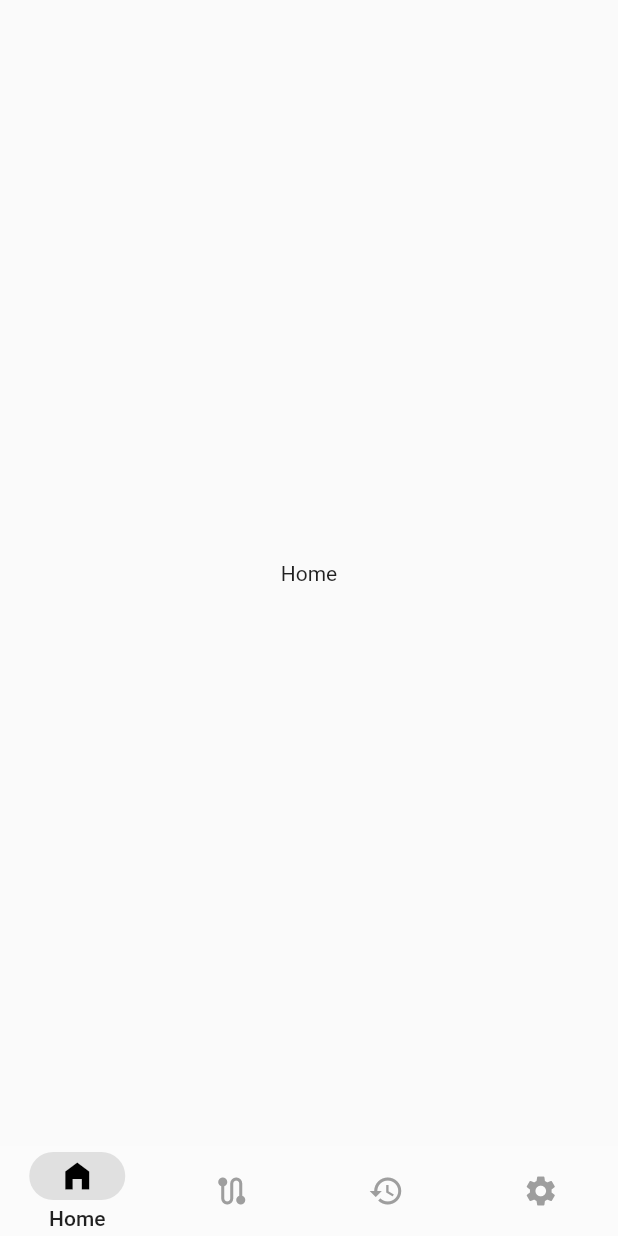
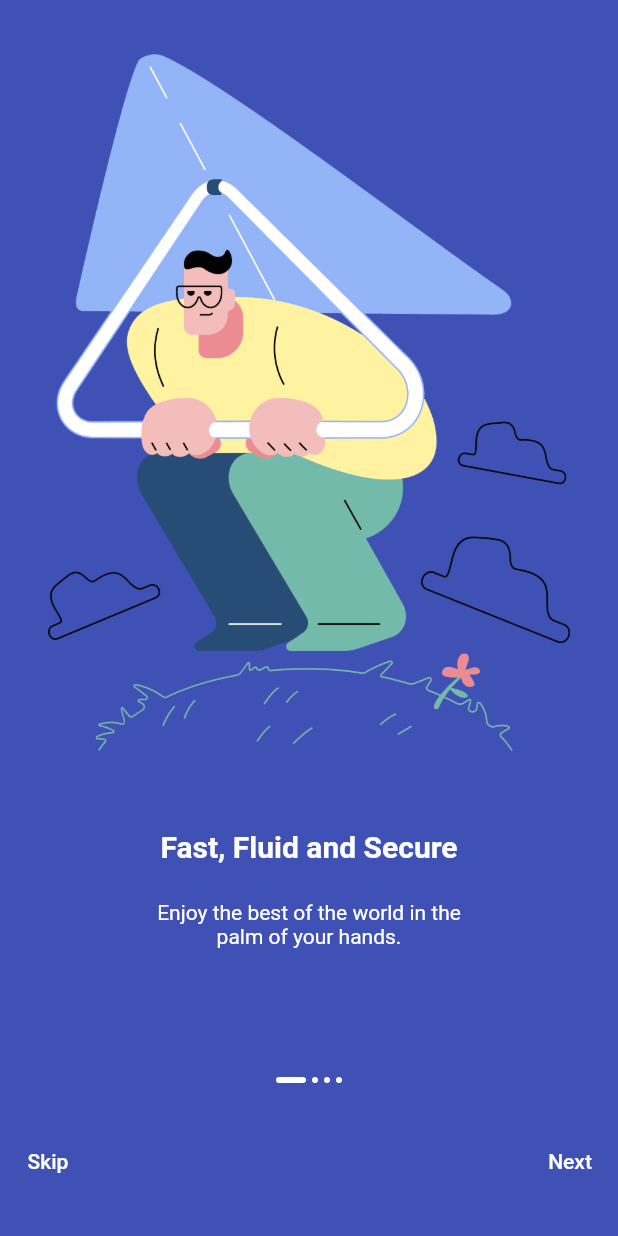
Before and after one commit to aait-dream-team/mobile, a Flutter app: the screen it shows after launch, on a phone screen of 412 x 824 dp. Run offline on Flutter 3.47's test engine with Material 2 defaults, Android fonts, the phone set to English and light mode, and no system bars; our stand-ins replace bloc, flutter_bloc, shared_preferences, shimmer, sliver_tools, sqflite; accounts and stored records are empty.

Commit message:
feat: OnBoarding Screen

```diff
--- a/lib/core/utils/colors.dart
+++ b/lib/core/utils/colors.dart
@@ -11,4 +11,5 @@ class AppColors {
   static Color whiteAccent = const Color.fromARGB(255, 225, 222, 222);
   static Color greyAccent = const Color.fromARGB(255, 182, 180, 180);
   static Color greenAccent = const Color.fromARGB(139, 63, 131, 65);
+  static Color blue = Colors.blue;
 }
--- a/lib/features/home/presentation/home_page.dart
+++ b/lib/features/home/presentation/home_page.dart
@@ -22,11 +22,6 @@ class _HomePageState extends State<HomePage> {
         "Home",
       ),
     ),
-    // const Center(
-    //   child: Text(
-    //     "Routes",
-    //   ),
-    // ),
     // TODO(Biruk): Remove Search Results from the bottom nav bar.
     SearchResults(),
     RouteHistory(),
--- /dev/null
+++ b/lib/features/onBoarding/model/onBoardingModel.dart
@@ -0,0 +1,17 @@
+import 'package:bus_navigation/core/utils/utils.dart';
+import 'package:flutter/material.dart';
+
+class OnboardingModel {
+  final String title;
+  final String description;
+  final String image;
+  final Color bgColor;
+  final Color textColor;
+
+  OnboardingModel(
+      {required this.title,
+      required this.description,
+      required this.image,
+      this.bgColor = Colors.blue,
+      this.textColor = Colors.white});
+}
--- /dev/null
+++ b/lib/features/onBoarding/presentation/screens/onBoarding_page.dart
@@ -0,0 +1,56 @@
+import 'package:bus_navigation/features/onBoarding/presentation/widgets/onBoarding_widget.dart';
+import 'package:flutter/material.dart';
+import 'package:shared_preferences/shared_preferences.dart';
+
+import '../../model/onBoardingModel.dart';
+
+class OnBoardingPage extends StatefulWidget {
+  static const String route = "/onBoardingPage";
+  const OnBoardingPage({super.key});
+
+  @override
+  State<OnBoardingPage> createState() => _OnBoardingPageState();
+}
+
+class _OnBoardingPageState extends State<OnBoardingPage> {
+  @override
+  // void initState() async {
+  //   super.initState();
+  //   // initialize the counter to a saved value, if available
+  //   // SharedPreferences prefs = await SharedPreferences.getInstance();
+  //   // prefs.setInt('initScreen', 1);
+  // }
+
+  @override
+  Widget build(BuildContext context) {
+    return OnBoardingWidget(
+      pages: [
+        OnboardingModel(
+          title: 'Fast, Fluid and Secure',
+          description: 'Enjoy the best of the world in the palm of your hands.',
+          image: 'assets/onBoarding/image0.png',
+          bgColor: Colors.indigo,
+        ),
+        OnboardingModel(
+          title: 'Connect with your friends.',
+          description: 'Connect with your friends anytime anywhere.',
+          image: 'assets/onBoarding/image1.png',
+          bgColor: const Color(0xff1eb090),
+        ),
+        OnboardingModel(
+          title: 'Bookmark your favourites',
+          description:
+              'Bookmark your favourite quotes to read at a leisure time.',
+          image: 'assets/onBoarding/image2.png',
+          bgColor: const Color(0xfffeae4f),
+        ),
+        OnboardingModel(
+          title: 'Follow creators',
+          description: 'Follow your favourite creators to stay in the loop.',
+          image: 'assets/onBoarding/image3.png',
+          bgColor: Colors.purple,
+        ),
+      ],
+    );
+  }
+}
--- /dev/null
+++ b/lib/features/onBoarding/presentation/widgets/onBoarding_widget.dart
@@ -0,0 +1,154 @@
+import 'package:bus_navigation/core/utils/colors.dart';
+import 'package:bus_navigation/features/home/presentation/home_page.dart';
+import 'package:flutter/material.dart';
+
+import '../../model/onBoardingModel.dart';
+
+class OnBoardingWidget extends StatefulWidget {
+  final List<OnboardingModel> pages;
+
+  const OnBoardingWidget({Key? key, required this.pages}) : super(key: key);
+
+  @override
+  _OnBoardingWidgetState createState() => _OnBoardingWidgetState();
+}
+
+class _OnBoardingWidgetState extends State<OnBoardingWidget> {
+  // Store the currently visible page
+  int _currentPage = 0;
+  // Define a controller for the pageview
+  final PageController _pageController = PageController(initialPage: 0);
+
+  @override
+  Widget build(BuildContext context) {
+    return Scaffold(
+      body: AnimatedContainer(
+        duration: const Duration(milliseconds: 250),
+        color: widget.pages[_currentPage].bgColor,
+        child: SafeArea(
+          child: Column(
+            children: [
+              Expanded(
+                // Pageview to render each page
+                child: PageView.builder(
+                  controller: _pageController,
+                  itemCount: widget.pages.length,
+                  onPageChanged: (idx) {
+                    // Change current page when pageview changes
+                    setState(() {
+                      _currentPage = idx;
+                    });
+                  },
+                  itemBuilder: (context, idx) {
+                    final _item = widget.pages[idx];
+                    return Column(
+                      children: [
+                        Expanded(
+                          flex: 3,
+                          child: Padding(
+                            padding: const EdgeInsets.all(32.0),
+                            child: Image.asset(
+                              _item.image,
+                            ),
+                          ),
+                        ),
+                        Expanded(
+                            flex: 1,
+                            child: Column(children: [
+                              Padding(
+                                padding: const EdgeInsets.all(16.0),
+                                child: Text(_item.title,
+                                    style: Theme.of(context)
+                                        .textTheme
+                                        .headline6
+                                        ?.copyWith(
+                                          fontWeight: FontWeight.bold,
+                                          color: _item.textColor,
+                                        )),
+                              ),
+                              Container(
+                                constraints: BoxConstraints(maxWidth: 280),
+                                padding: const EdgeInsets.symmetric(
+                                    horizontal: 24.0, vertical: 8.0),
+                                child: Text(_item.description,
+                                    textAlign: TextAlign.center,
+                                    style: Theme.of(context)
+                                        .textTheme
+                                        .bodyText2
+                                        ?.copyWith(
+                                          color: _item.textColor,
+                                        )),
+                              )
+                            ]))
+                      ],
+                    );
+                  },
+                ),
+              ),
+
+              // Current page indicator
+              Row(
+                mainAxisAlignment: MainAxisAlignment.center,
+                children: widget.pages
+                    .map((item) => AnimatedContainer(
+                          duration: const Duration(milliseconds: 250),
+                          width: _currentPage == widget.pages.indexOf(item)
+                              ? 20
+                              : 4,
+                          height: 4,
+                          margin: const EdgeInsets.all(2.0),
+                          decoration: BoxDecoration(
+                              color: AppColors.white,
+                              borderRadius: BorderRadius.circular(10.0)),
+                        ))
+                    .toList(),
+              ),
+
+              // Bottom buttons
+              SizedBox(
+                height: 100,
+                child: Row(
+                  mainAxisAlignment: MainAxisAlignment.spaceBetween,
+                  children: [
+                    TextButton(
+                        onPressed: () {
+                          // Handle Skipping onboarding page
+                        },
+                        child: InkWell(
+                          onTap: () {
+                            Navigator.popAndPushNamed(context, HomePage.route);
+                          },
+                          child: Text(
+                            "Skip",
+                            style: TextStyle(color: AppColors.white),
+                          ),
+                        )),
+                    TextButton(
+                      onPressed: () {
+                        if (_currentPage == widget.pages.length - 1) {
+                          // This is the last page
+
+                          Navigator.popAndPushNamed(context, HomePage.route);
+                        } else {
+                          _pageController.animateToPage(_currentPage + 1,
+                              curve: Curves.easeInOutCubic,
+                              duration: const Duration(milliseconds: 250));
+                        }
+                      },
+                      child: Text(
+                        _currentPage == widget.pages.length - 1
+                            ? "Finish"
+                            : "Next",
+                        style: TextStyle(color: AppColors.white),
+                      ),
+                    ),
+                  ],
+                ),
+              )
+            ],
+          ),
+        ),
+      ),
+    );
+  }
+}
--- a/lib/main.dart
+++ b/lib/main.dart
@@ -1,16 +1,23 @@
-import 'package:bus_navigation/features/history/presentation/screens/history_page.dart';
 import 'package:bus_navigation/features/home/presentation/home_page.dart';
+import 'package:bus_navigation/features/onBoarding/presentation/screens/onBoarding_page.dart';
 import 'package:bus_navigation/routes.dart';
 import 'package:flutter/material.dart';
+import 'package:shared_preferences/shared_preferences.dart';
 
-void main() {
+int? initScreen;
+
+void main() async {
+  WidgetsFlutterBinding.ensureInitialized();
+  SharedPreferences preferences = await SharedPreferences.getInstance();
+  initScreen = await preferences.getInt('initScreen');
+  await preferences.setInt('initScreen', 1);
   runApp(const MyApp());
 }
 
 class MyApp extends StatelessWidget {
   const MyApp({super.key});
 
-  // This widget is the root of your application.
+  // This widget is the root of your xapplication.
   @override
   Widget build(BuildContext context) {
     return MaterialApp(
@@ -20,7 +27,11 @@ class MyApp extends StatelessWidget {
       theme: ThemeData(
         primarySwatch: Colors.blue,
       ),
-      home: const HomePage(),
+      initialRoute: initScreen == 0 || initScreen == null
+          ? OnBoardingPage.route
+          : HomePage.route,
+
+      // home: const OnBoardingPage(),
     );
   }
 }
--- a/lib/routes.dart
+++ b/lib/routes.dart
@@ -1,4 +1,5 @@
 import 'package:bus_navigation/features/history/presentation/screens/history_page.dart';
+import 'package:bus_navigation/features/onBoarding/presentation/screens/onBoarding_page.dart';
 import 'package:flutter/material.dart';
 
 import 'package:bus_navigation/features/home/presentation/home_page.dart';
@@ -14,9 +15,9 @@ class PageRouter {
         return MaterialPageRoute(builder: (context) {
           return RouteHistory();
         });
-      case RouteHistory.route:
+      case OnBoardingPage.route:
         return MaterialPageRoute(builder: (context) {
-          return RouteHistory();
+          return const OnBoardingPage();
         });
     }
   }
--- a/pubspec.yaml
+++ b/pubspec.yaml
@@ -38,6 +38,7 @@ dependencies:
   intl: ^0.18.1
   path: ^1.8.2
   path_provider: ^2.0.14
+  shared_preferences: ^2.1.1
   shimmer: ^2.0.0
   sliver_tools: ^0.2.10
   sqflite: ^2.2.7
@@ -56,8 +57,8 @@ flutter:
   # the material Icons class.
   uses-material-design: true
   # To add assets to your application, add an assets section, like this:
-  # assets:
-  #   - images/a_dot_burr.jpeg
+  assets:
+    - assets/onBoarding/
   #   - images/a_dot_ham.jpeg
   # An image asset can refer to one or more resolution-specific "variants", see
   # https://flutter.dev/assets-and-images/#resolution-aware
```
Also changed, not shown: assets/onBoarding/image0.png (added), assets/onBoarding/image1.png (added), assets/onBoarding/image2.png (added), assets/onBoarding/image3.png (added), pubspec.lock, 1 other file.
